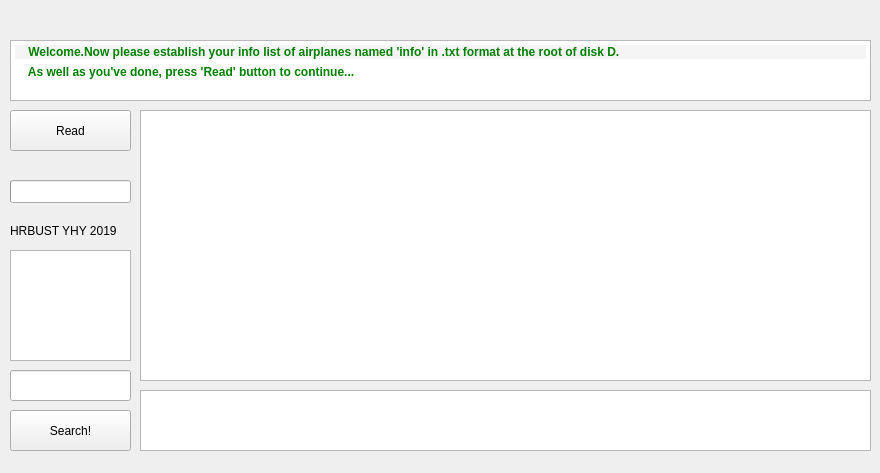
Old version of the form mainwindow.ui in the repository Fijiisland/Simplified-Airline-Tool.
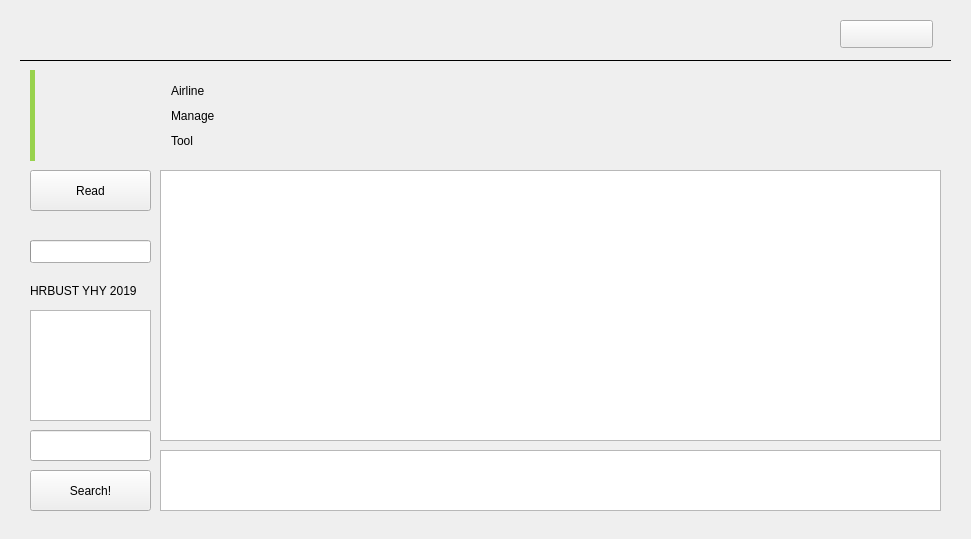
New version of the form. Icons and pictures are not drawn.

Commit message: Added frameless shadow effect

The edit to the form file:
```diff
--- a/mainwindow.ui
+++ b/mainwindow.ui
@@ -6,8 +6,8 @@
    <rect>
     <x>0</x>
     <y>0</y>
-    <width>880</width>
-    <height>473</height>
+    <width>971</width>
+    <height>539</height>
    </rect>
   </property>
   <property name="windowTitle">
@@ -25,8 +25,8 @@
    <widget class="QPushButton" name="pushButton_read">
     <property name="geometry">
      <rect>
-      <x>10</x>
-      <y>110</y>
+      <x>30</x>
+      <y>170</y>
       <width>121</width>
       <height>41</height>
      </rect>
@@ -38,9 +38,9 @@
    <widget class="QTextBrowser" name="textBrowser_main">
     <property name="geometry">
      <rect>
-      <x>140</x>
-      <y>110</y>
-      <width>731</width>
+      <x>160</x>
+      <y>170</y>
+      <width>781</width>
       <height>271</height>
      </rect>
     </property>
@@ -63,9 +63,9 @@
    <widget class="QTextBrowser" name="textBrowser_minor">
     <property name="geometry">
      <rect>
-      <x>140</x>
-      <y>390</y>
-      <width>731</width>
+      <x>160</x>
+      <y>450</y>
+      <width>781</width>
       <height>61</height>
      </rect>
     </property>
@@ -85,8 +85,8 @@
    <widget class="QLineEdit" name="lineEdit_search">
     <property name="geometry">
      <rect>
-      <x>10</x>
-      <y>370</y>
+      <x>30</x>
+      <y>430</y>
       <width>121</width>
       <height>31</height>
      </rect>
@@ -95,8 +95,8 @@
    <widget class="QPushButton" name="pushButton_search">
     <property name="geometry">
      <rect>
-      <x>10</x>
-      <y>410</y>
+      <x>30</x>
+      <y>470</y>
       <width>121</width>
       <height>41</height>
      </rect>
@@ -105,42 +105,24 @@
      <string>Search!</string>
     </property>
    </widget>
-   <widget class="QTextBrowser" name="textBrowser_welcome">
-    <property name="geometry">
-     <rect>
-      <x>10</x>
-      <y>40</y>
-      <width>861</width>
-      <height>61</height>
-     </rect>
-    </property>
-    <property name="styleSheet">
-     <string notr="true">font: 9pt &quot;Meiryo UI&quot;;</string>
-    </property>
-    <property name="html">
-     <string>&lt;!DOCTYPE HTML PUBLIC &quot;-//W3C//DTD HTML 4.0//EN&quot; &quot;http://www.w3.org/TR/REC-html40/strict.dtd&quot;&gt;
-&lt;html&gt;&lt;head&gt;&lt;meta name=&quot;qrichtext&quot; content=&quot;1&quot; /&gt;&lt;style type=&quot;text/css&quot;&gt;
-p, li { white-space: pre-wrap; }
-&lt;/style&gt;&lt;/head&gt;&lt;body style=&quot; font-family:'Meiryo UI'; font-size:9pt; font-weight:400; font-style:normal;&quot;&gt;
-&lt;p style=&quot; margin-top:15px; margin-bottom:0px; margin-left:0px; margin-right:0px; -qt-block-indent:0; text-indent:0px; line-height:140%; background-color:#f5f5f5;&quot;&gt;&lt;span style=&quot; font-family:'Courier New'; font-weight:600; color:#008000;&quot;&gt;    Welcome.Now&lt;/span&gt;&lt;span style=&quot; font-family:'Courier New'; font-weight:600; color:#c0c0c0;&quot;&gt; &lt;/span&gt;&lt;span style=&quot; font-family:'Courier New'; font-weight:600; color:#008000;&quot;&gt;please&lt;/span&gt;&lt;span style=&quot; font-family:'Courier New'; font-weight:600; color:#c0c0c0;&quot;&gt; &lt;/span&gt;&lt;span style=&quot; font-family:'Courier New'; font-weight:600; color:#008000;&quot;&gt;establish&lt;/span&gt;&lt;span style=&quot; font-family:'Courier New'; font-weight:600; color:#c0c0c0;&quot;&gt; &lt;/span&gt;&lt;span style=&quot; font-family:'Courier New'; font-weight:600; color:#008000;&quot;&gt;your&lt;/span&gt;&lt;span style=&quot; font-family:'Courier New'; font-weight:600; color:#c0c0c0;&quot;&gt; &lt;/span&gt;&lt;span style=&quot; font-family:'Courier New'; font-weight:600; color:#008000;&quot;&gt;info&lt;/span&gt;&lt;span style=&quot; font-family:'Courier New'; font-weight:600; color:#c0c0c0;&quot;&gt; &lt;/span&gt;&lt;span style=&quot; font-family:'Courier New'; font-weight:600; color:#008000;&quot;&gt;list&lt;/span&gt;&lt;span style=&quot; font-family:'Courier New'; font-weight:600; color:#c0c0c0;&quot;&gt; &lt;/span&gt;&lt;span style=&quot; font-family:'Courier New'; font-weight:600; color:#008000;&quot;&gt;of&lt;/span&gt;&lt;span style=&quot; font-family:'Courier New'; font-weight:600; color:#c0c0c0;&quot;&gt; &lt;/span&gt;&lt;span style=&quot; font-family:'Courier New'; font-weight:600; color:#008000;&quot;&gt;airplanes&lt;/span&gt;&lt;span style=&quot; font-family:'Courier New'; font-weight:600; color:#c0c0c0;&quot;&gt; &lt;/span&gt;&lt;span style=&quot; font-family:'Courier New'; font-weight:600; color:#008000;&quot;&gt;named&lt;/span&gt;&lt;span style=&quot; font-family:'Courier New'; font-weight:600; color:#c0c0c0;&quot;&gt; &lt;/span&gt;&lt;span style=&quot; font-family:'Courier New'; font-weight:600; color:#008000;&quot;&gt;'info'&lt;/span&gt;&lt;span style=&quot; font-family:'Courier New'; font-weight:600; color:#c0c0c0;&quot;&gt; &lt;/span&gt;&lt;span style=&quot; font-family:'Courier New'; font-weight:600; color:#008000;&quot;&gt;in&lt;/span&gt;&lt;span style=&quot; font-family:'Courier New'; font-weight:600; color:#c0c0c0;&quot;&gt; &lt;/span&gt;&lt;span style=&quot; font-family:'Courier New'; font-weight:600; color:#008000;&quot;&gt;.txt&lt;/span&gt;&lt;span style=&quot; font-family:'Courier New'; font-weight:600; color:#c0c0c0;&quot;&gt; &lt;/span&gt;&lt;span style=&quot; font-family:'Courier New'; font-weight:600; color:#008000;&quot;&gt;format&lt;/span&gt;&lt;span style=&quot; font-family:'Courier New'; font-weight:600; color:#c0c0c0;&quot;&gt; &lt;/span&gt;&lt;span style=&quot; font-family:'Courier New'; font-weight:600; color:#008000;&quot;&gt;at&lt;/span&gt;&lt;span style=&quot; font-family:'Courier New'; font-weight:600; color:#c0c0c0;&quot;&gt; &lt;/span&gt;&lt;span style=&quot; font-family:'Courier New'; font-weight:600; color:#008000;&quot;&gt;the&lt;/span&gt;&lt;span style=&quot; font-family:'Courier New'; font-weight:600; color:#c0c0c0;&quot;&gt; &lt;/span&gt;&lt;span style=&quot; font-family:'Courier New'; font-weight:600; color:#008000;&quot;&gt;root&lt;/span&gt;&lt;span style=&quot; font-family:'Courier New'; font-weight:600; color:#c0c0c0;&quot;&gt; &lt;/span&gt;&lt;span style=&quot; font-family:'Courier New'; font-weight:600; color:#008000;&quot;&gt;of&lt;/span&gt;&lt;span style=&quot; font-family:'Courier New'; font-weight:600; color:#c0c0c0;&quot;&gt; &lt;/span&gt;&lt;span style=&quot; font-family:'Courier New'; font-weight:600; color:#008000;&quot;&gt;disk&lt;/span&gt;&lt;span style=&quot; font-family:'Courier New'; font-weight:600; color:#c0c0c0;&quot;&gt; &lt;/span&gt;&lt;span style=&quot; font-family:'Courier New'; font-weight:600; color:#008000;&quot;&gt;D.&lt;/span&gt;&lt;/p&gt;
-&lt;p style=&quot; margin-top:0px; margin-bottom:0px; margin-left:0px; margin-right:0px; -qt-block-indent:0; text-indent:0px;&quot;&gt;&lt;span style=&quot; font-family:'Courier New'; font-weight:600; color:#008000;&quot;&gt;    As&lt;/span&gt;&lt;span style=&quot; font-family:'Courier New'; font-weight:600; color:#c0c0c0;&quot;&gt; &lt;/span&gt;&lt;span style=&quot; font-family:'Courier New'; font-weight:600; color:#008000;&quot;&gt;well&lt;/span&gt;&lt;span style=&quot; font-family:'Courier New'; font-weight:600; color:#c0c0c0;&quot;&gt; &lt;/span&gt;&lt;span style=&quot; font-family:'Courier New'; font-weight:600; color:#008000;&quot;&gt;as&lt;/span&gt;&lt;span style=&quot; font-family:'Courier New'; font-weight:600; color:#c0c0c0;&quot;&gt; &lt;/span&gt;&lt;span style=&quot; font-family:'Courier New'; font-weight:600; color:#008000;&quot;&gt;you've&lt;/span&gt;&lt;span style=&quot; font-family:'Courier New'; font-weight:600; color:#c0c0c0;&quot;&gt; &lt;/span&gt;&lt;span style=&quot; font-family:'Courier New'; font-weight:600; color:#008000;&quot;&gt;done,&lt;/span&gt;&lt;span style=&quot; font-family:'Courier New'; font-weight:600; color:#c0c0c0;&quot;&gt; &lt;/span&gt;&lt;span style=&quot; font-family:'Courier New'; font-weight:600; color:#008000;&quot;&gt;press&lt;/span&gt;&lt;span style=&quot; font-family:'Courier New'; font-weight:600; color:#c0c0c0;&quot;&gt; &lt;/span&gt;&lt;span style=&quot; font-family:'Courier New'; font-weight:600; color:#008000;&quot;&gt;'Read'&lt;/span&gt;&lt;span style=&quot; font-family:'Courier New'; font-weight:600; color:#c0c0c0;&quot;&gt; &lt;/span&gt;&lt;span style=&quot; font-family:'Courier New'; font-weight:600; color:#008000;&quot;&gt;button&lt;/span&gt;&lt;span style=&quot; font-family:'Courier New'; font-weight:600; color:#c0c0c0;&quot;&gt; &lt;/span&gt;&lt;span style=&quot; font-family:'Courier New'; font-weight:600; color:#008000;&quot;&gt;to&lt;/span&gt;&lt;span style=&quot; font-family:'Courier New'; font-weight:600; color:#c0c0c0;&quot;&gt; &lt;/span&gt;&lt;span style=&quot; font-family:'Courier New'; font-weight:600; color:#008000;&quot;&gt;continue...&lt;/span&gt;&lt;span style=&quot; font-family:'SimSun'; font-weight:600; color:#000000;&quot;&gt;   &lt;/span&gt;&lt;/p&gt;&lt;/body&gt;&lt;/html&gt;</string>
-    </property>
-   </widget>
    <widget class="QTextBrowser" name="textBrowser_welcome_2">
     <property name="geometry">
      <rect>
-      <x>10</x>
-      <y>250</y>
+      <x>30</x>
+      <y>310</y>
       <width>121</width>
       <height>111</height>
      </rect>
     </property>
+    <property name="lineWidth">
+     <number>1</number>
+    </property>
    </widget>
-   <widget class="QLabel" name="label_3">
+   <widget class="QLabel" name="label_right">
     <property name="geometry">
      <rect>
-      <x>10</x>
-      <y>220</y>
+      <x>30</x>
+      <y>280</y>
       <width>121</width>
       <height>21</height>
      </rect>
@@ -148,6 +130,9 @@
     <property name="contextMenuPolicy">
      <enum>Qt::PreventContextMenu</enum>
     </property>
+    <property name="lineWidth">
+     <number>1</number>
+    </property>
     <property name="text">
      <string>HRBUST YHY 2019</string>
     </property>
@@ -155,8 +140,8 @@
    <widget class="QProgressBar" name="progressBar">
     <property name="geometry">
      <rect>
-      <x>10</x>
-      <y>180</y>
+      <x>30</x>
+      <y>240</y>
       <width>121</width>
       <height>23</height>
      </rect>
@@ -168,6 +153,137 @@
      <bool>false</bool>
     </property>
    </widget>
+   <widget class="QLabel" name="label_ico">
+    <property name="geometry">
+     <rect>
+      <x>60</x>
+      <y>70</y>
+      <width>91</width>
+      <height>91</height>
+     </rect>
+    </property>
+    <property name="styleSheet">
+     <string notr="true">image: url(:/images/mainICO.png);</string>
+    </property>
+    <property name="lineWidth">
+     <number>1</number>
+    </property>
+    <property name="text">
+     <string/>
+    </property>
+   </widget>
+   <widget class="QLabel" name="label_4">
+    <property name="geometry">
+     <rect>
+      <x>30</x>
+      <y>70</y>
+      <width>5</width>
+      <height>91</height>
+     </rect>
+    </property>
+    <property name="styleSheet">
+     <string notr="true">background-color: rgb(152, 210, 77);</string>
+    </property>
+    <property name="lineWidth">
+     <number>1</number>
+    </property>
+    <property name="text">
+     <string/>
+    </property>
+   </widget>
+   <widget class="QPushButton" name="pushButton">
+    <property name="geometry">
+     <rect>
+      <x>250</x>
+      <y>70</y>
+      <width>691</width>
+      <height>88</height>
+     </rect>
+    </property>
+    <property name="styleSheet">
+     <string notr="true">background-image: url(:/images/hint0.png);</string>
+    </property>
+    <property name="text">
+     <string/>
+    </property>
+    <property name="default">
+     <bool>false</bool>
+    </property>
+    <property name="flat">
+     <bool>true</bool>
+    </property>
+   </widget>
+   <widget class="QWidget" name="layoutWidget">
+    <property name="geometry">
+     <rect>
+      <x>160</x>
+      <y>70</y>
+      <width>71</width>
+      <height>91</height>
+     </rect>
+    </property>
+    <layout class="QVBoxLayout" name="verticalLayout">
+     <item>
+      <widget class="QLabel" name="label">
+       <property name="text">
+        <string>Airline</string>
+       </property>
+      </widget>
+     </item>
+     <item>
+      <widget class="QLabel" name="label_2">
+       <property name="text">
+        <string>Manage</string>
+       </property>
+      </widget>
+     </item>
+     <item>
+      <widget class="QLabel" name="label_3">
+       <property name="text">
+        <string>Tool</string>
+       </property>
+      </widget>
+     </item>
+    </layout>
+   </widget>
+   <widget class="Line" name="line">
+    <property name="geometry">
+     <rect>
+      <x>20</x>
+      <y>50</y>
+      <width>931</width>
+      <height>20</height>
+     </rect>
+    </property>
+    <property name="styleSheet">
+     <string notr="true">color: rgb(0, 0, 0);</string>
+    </property>
+    <property name="frameShadow">
+     <enum>QFrame::Plain</enum>
+    </property>
+    <property name="lineWidth">
+     <number>1</number>
+    </property>
+    <property name="orientation">
+     <enum>Qt::Horizontal</enum>
+    </property>
+   </widget>
+   <widget class="QPushButton" name="pushButton_close">
+    <property name="geometry">
+     <rect>
+      <x>840</x>
+      <y>20</y>
+      <width>93</width>
+      <height>28</height>
+     </rect>
+    </property>
+    <property name="styleSheet">
+     <string notr="true"/>
+    </property>
+    <property name="text">
+     <string/>
+    </property>
+   </widget>
   </widget>
  </widget>
  <layoutdefault spacing="6" margin="11"/>
```
Left out of the diff: 4 changed lines with no effect on the pictures. The commit also changes 23 other files.
